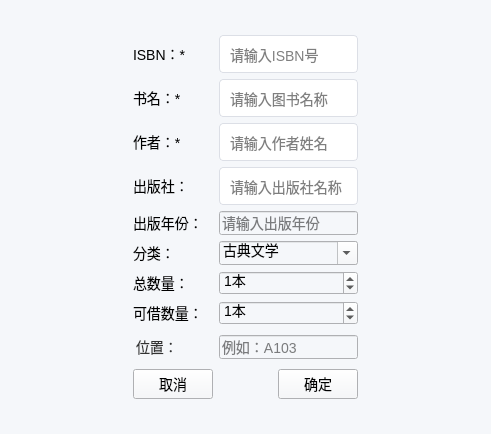
Qt form bookeditview.ui (Zerotwo00000/FinalLab) before a commit.
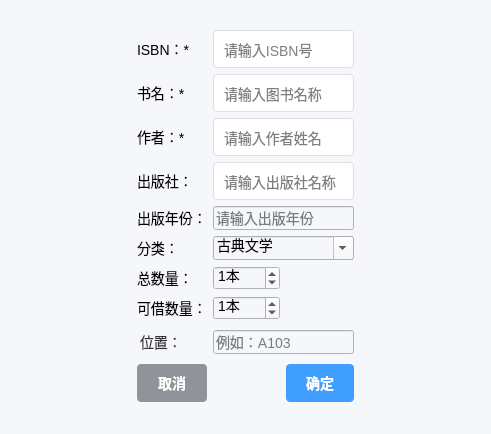
The same form after that commit.

Commit message: 第七次提交，图书管理主界面和添加图书、修改图书界面的切换

The edit to the form file:
```diff
--- a/bookeditview.ui
+++ b/bookeditview.ui
@@ -312,7 +312,7 @@
        </property>
       </widget>
      </item>
-     <item row="6" column="1" colspan="2">
+     <item row="6" column="1">
       <widget class="QSpinBox" name="spinBoxTotalCopies">
        <property name="suffix">
         <string>本</string>
@@ -329,7 +329,7 @@
        </property>
       </widget>
      </item>
-     <item row="7" column="1" colspan="2">
+     <item row="7" column="1">
       <widget class="QSpinBox" name="spinBoxAvailableCopies">
        <property name="suffix">
         <string>本</string>
@@ -367,6 +367,24 @@
      </item>
      <item row="9" column="0">
       <widget class="QPushButton" name="BtnBookCancel">
+       <property name="styleSheet">
+        <string notr="true">QPushButton#BtnBookCancel {
+    background-color: #909399;
+    color: white;
+    border: none;
+    border-radius: 4px;
+    padding: 8px 20px;
+    font-weight: 500;
+}
+
+QPushButton#BtnBookCancel:hover {
+    background-color: #a6a9ad;
+}
+
+QPushButton#BtnBookCancel:pressed {
+    background-color: #82848a;
+}</string>
+       </property>
        <property name="text">
         <string>取消</string>
        </property>
@@ -388,7 +406,7 @@
      <item row="9" column="2">
       <widget class="QPushButton" name="BtnBookOK">
        <property name="styleSheet">
-        <string notr="true">QPushButton#pushButtonOk {
+        <string notr="true">QPushButton#BtnBookOK {
     background-color: #409eff;
     color: white;
     border: none;
```
The commit also changes 6 other files.
